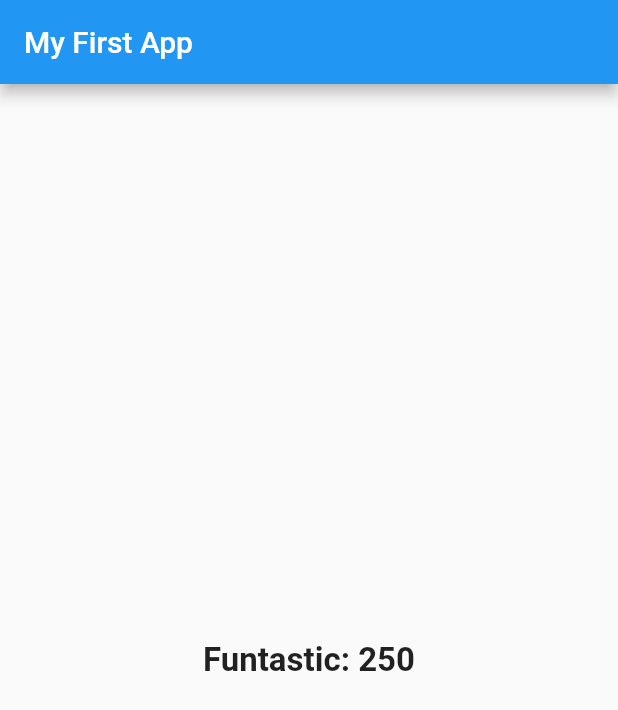
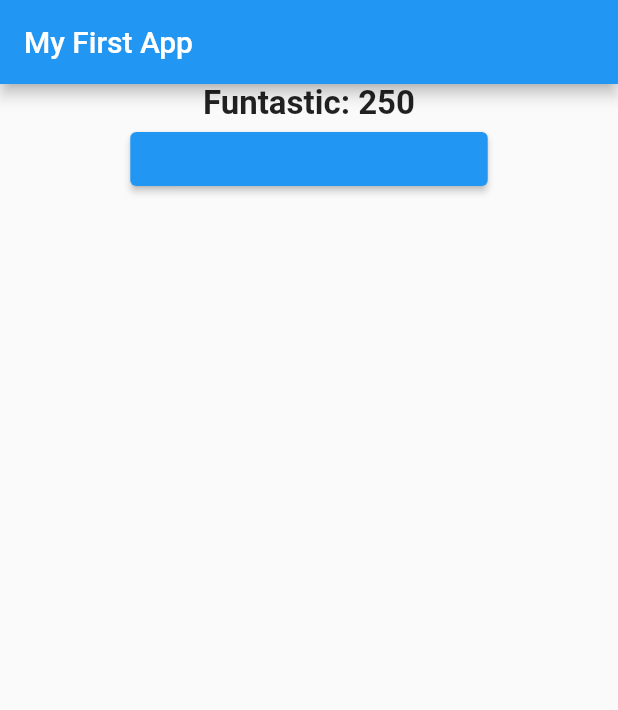
Before and after one commit to gsuzuki983/flutter_complete_guide, a Flutter app: the screen it shows after launch, after a tap on "Black", after a tap on "Roti", after a tap on "My hero academea", on a phone screen of 412 x 824 dp. Shown: the top 710 px of the screen. Run offline on Flutter 3.47's test engine with Material 2 defaults, Android fonts, the phone set to English and light mode, and no system bars.

Commit message:
finished quizApp

```diff
--- a/lib/main.dart
+++ b/lib/main.dart
@@ -45,6 +45,13 @@ class _MyAppState extends State<MyApp> {
   var _questionIndex = 0;
   var _totalScore = 0;
 
+  void _resetQuiz() {
+    setState(() {
+      _questionIndex = 0;
+      _totalScore = 0;
+    });
+  }
+
   void _answerQuestion(int score) {
     _totalScore += score;
     setState(() {
@@ -65,7 +72,7 @@ class _MyAppState extends State<MyApp> {
                 questionIndex: _questionIndex,
                 questions: _questions,
               )
-            : Result(_totalScore),
+            : Result(_totalScore, _resetQuiz),
       ),
     );
   }
--- a/lib/result.dart
+++ b/lib/result.dart
@@ -2,8 +2,9 @@ import 'package:flutter/material.dart';
 
 class Result extends StatelessWidget {
   final int resultScore;
+  final VoidCallback resetHandler;
 
-  Result(this.resultScore);
+  Result(this.resultScore, this.resetHandler);
 
   String get resultPhrase {
     var resultText;
@@ -21,10 +22,24 @@ class Result extends StatelessWidget {
   @override
   Widget build(BuildContext context) {
     return Center(
-      child: Text(
-        resultPhrase,
-        style: TextStyle(fontSize: 22, fontWeight: FontWeight.bold),
-        textAlign: TextAlign.center,
+      child: Column(
+        children: [
+          Text(
+            resultPhrase,
+            style: TextStyle(fontSize: 22, fontWeight: FontWeight.bold),
+            textAlign: TextAlign.center,
+          ),
+          ElevatedButton(
+            onPressed: resetHandler,
+            child: Text(
+              'restarting Quiz!',
+              style: TextStyle(
+                color: Colors.blue,
+                fontSize: 30,
+              ),
+            ),
+          )
+        ],
       ),
     );
   }
```
